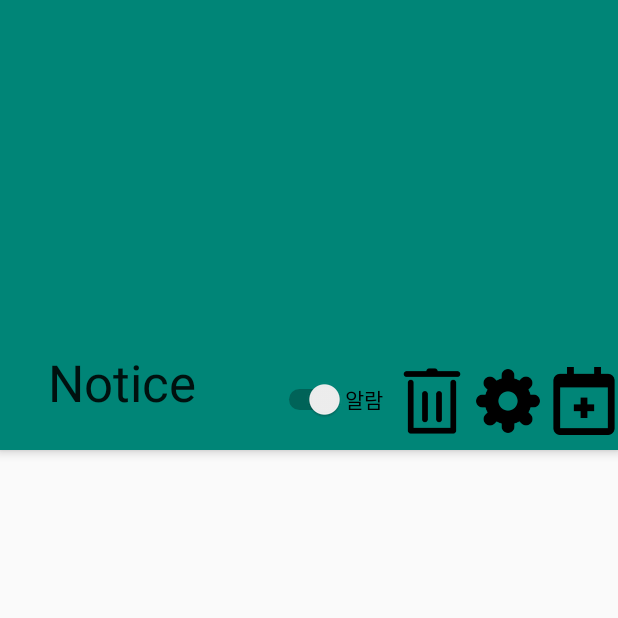
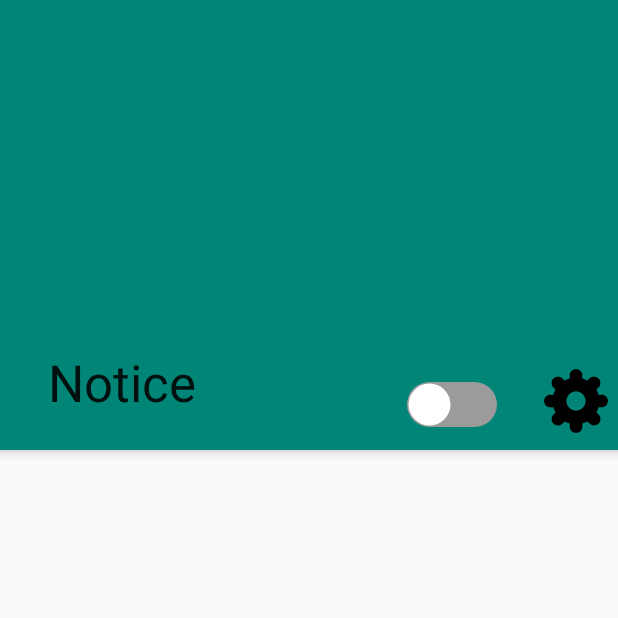
Before and after one commit to Eungu-Kwon/Notice-app, an Android app: the screen it shows after launch (MainActivity), on a phone screen of 412 x 824 dp, the top half of it. Run offline under Robolectric (Android 15) with nearby library versions, the phone set to English and light mode, and no system bars.

Commit message:
(8/19) Add Menu & Modify Main Switch design

```diff
--- a/app/src/main/java/com/eungu/notice/MainActivity.java
+++ b/app/src/main/java/com/eungu/notice/MainActivity.java
@@ -11,10 +11,14 @@ import android.support.v7.app.AppCompatActivity;
 import android.os.Bundle;
 import android.support.v7.widget.LinearLayoutManager;
 import android.support.v7.widget.RecyclerView;
+import android.view.Menu;
+import android.view.MenuInflater;
+import android.view.MenuItem;
 import android.view.View;
 import android.widget.Button;
 import android.widget.CompoundButton;
 import android.widget.ImageButton;
+import android.widget.PopupMenu;
 import android.widget.Switch;
 
 import com.eungu.notice.DBManager.*;
@@ -57,35 +61,10 @@ public class MainActivity extends AppCompatActivity {
     }
 
     void button_setting(){
-        ImageButton add_btn = findViewById(R.id.add_btn);
-        ImageButton delete_btn = findViewById(R.id.l_delete);
+        ImageButton setting_btn = findViewById(R.id.setting_btn);
         final Button delete_done = findViewById(R.id.delete_done_btn);
         delete_done.setVisibility(View.GONE);
 
-        add_btn.setOnClickListener(new View.OnClickListener() {
-            @Override
-            public void onClick(View v) {
-                Intent intent = new Intent(getApplicationContext(), AlarmSettingActivity.class);
-                intent.putExtra("isNew", true);
-                startActivity(intent);
-            }
-        });
-        delete_btn.setOnClickListener(new View.OnClickListener() {
-            @Override
-            public void onClick(View v) {
-                if(!isDeleting) {
-                    delete_done.setVisibility(View.VISIBLE);
-                    isDeleting = true;
-                    listAdapter.setDeleteMode(true);
-                }
-                else{
-                    delete_done.setVisibility(View.GONE);
-                    isDeleting = false;
-                    listAdapter.setDeleteMode(false);
-                }
-                listAdapter.notifyDataSetChanged();
-            }
-        });
         delete_done.setOnClickListener(new View.OnClickListener() {
             @Override
             public void onClick(View v) {
@@ -105,6 +84,43 @@ public class MainActivity extends AppCompatActivity {
                 listAdapter.notifyDataSetChanged();
             }
         });
+        setting_btn.setOnClickListener(new View.OnClickListener() {
+            @Override
+            public void onClick(View v) {
+                PopupMenu popup = new PopupMenu(MainActivity.this, v);
+                MenuInflater inflater = popup.getMenuInflater();
+                Menu menu = popup.getMenu();
+                inflater.inflate(R.menu.popup_menu, menu);
+                popup.setOnMenuItemClickListener(new PopupMenu.OnMenuItemClickListener() {
+                    @Override
+                    public boolean onMenuItemClick(MenuItem item) {
+                        switch (item.getItemId()){
+                            case R.id.m_item_1:
+                                Intent intent = new Intent(getApplicationContext(), AlarmSettingActivity.class);
+                                intent.putExtra("isNew", true);
+                                startActivity(intent);
+                                break;
+                            case R.id.m_item_2:
+                                if(!isDeleting) {
+                                    delete_done.setVisibility(View.VISIBLE);
+                                    isDeleting = true;
+                                    listAdapter.setDeleteMode(true);
+                                }
+                                else{
+                                    delete_done.setVisibility(View.GONE);
+                                    isDeleting = false;
+                                    listAdapter.setDeleteMode(false);
+                                }
+                                listAdapter.notifyDataSetChanged();
+                                break;
+                        }
+                        return false;
+                    }
+                });
+                popup.show();
+            }
+        });
+
     }
 
     void main_sw_init(){
--- /dev/null
+++ b/app/src/main/res/drawable/switch_selector.xml
@@ -0,0 +1,11 @@
+<?xml version="1.0" encoding="utf-8"?>
+<selector xmlns:android="http://schemas.android.com/apk/res/android">
+    <item
+        android:drawable="@drawable/switch_track_off"
+        android:state_checked="false"/>
+
+    <item
+        android:drawable="@drawable/switch_track_on"
+        android:state_checked="true"/>
+
+</selector>
--- /dev/null
+++ b/app/src/main/res/drawable/switch_thumb.xml
@@ -0,0 +1,17 @@
+<?xml version="1.0" encoding="utf-8"?>
+<shape
+    xmlns:android="http://schemas.android.com/apk/res/android"
+    android:shape="oval">
+
+    <size
+        android:width="30dp"
+        android:height="30dp" />
+
+    <solid
+        android:color="#FFFFFF" />
+
+    <stroke
+        android:width="2dp"
+        android:color="@android:color/transparent" />
+
+</shape>
--- /dev/null
+++ b/app/src/main/res/drawable/switch_track_off.xml
@@ -0,0 +1,11 @@
+<?xml version="1.0" encoding="utf-8"?>
+<shape xmlns:android="http://schemas.android.com/apk/res/android"
+    android:shape="rectangle">
+    <corners
+        android:radius="15dp"/>
+    <size
+        android:width="90dp"
+        android:height="10dp"/>
+    <solid
+        android:color="#9b9b9b"/>
+</shape>
--- /dev/null
+++ b/app/src/main/res/drawable/switch_track_on.xml
@@ -0,0 +1,11 @@
+<?xml version="1.0" encoding="utf-8"?>
+<shape xmlns:android="http://schemas.android.com/apk/res/android"
+    android:shape="rectangle">
+    <corners
+        android:radius="15dp"/>
+    <size
+        android:width="90dp"
+        android:height="10dp"/>
+    <solid
+        android:color="#00ccff"/>
+</shape>
--- a/app/src/main/res/layout/activity_main.xml
+++ b/app/src/main/res/layout/activity_main.xml
@@ -26,20 +26,9 @@
 
                 app:title="Notice"></android.support.v7.widget.Toolbar>
 
-            <LinearLayout
+            <RelativeLayout
                 android:layout_width="match_parent"
-                android:layout_height="match_parent"
-                android:orientation="horizontal"
-                android:layoutDirection="rtl">
-
-                <android.support.v7.widget.AppCompatImageButton
-                    android:id="@+id/add_btn"
-                    android:layout_width="45dp"
-                    android:layout_height="45dp"
-                    android:layout_gravity="bottom"
-                    android:layout_marginEnd="5dp"
-                    android:layout_marginBottom="10dp"
-                    android:background="@drawable/add" />
+                android:layout_height="match_parent">
 
                 <android.support.v7.widget.AppCompatImageButton
                     android:id="@+id/setting_btn"
@@ -48,16 +37,9 @@
                     android:layout_gravity="bottom"
                     android:layout_marginEnd="5dp"
                     android:layout_marginBottom="10dp"
-                    android:background="@drawable/setting" />
-
-                <android.support.v7.widget.AppCompatImageButton
-                    android:id="@+id/l_delete"
-                    android:layout_width="45dp"
-                    android:layout_height="45dp"
-                    android:background="@drawable/delete"
-                    android:layout_gravity="bottom"
-                    android:layout_marginBottom="10dp"
-                    android:layout_marginEnd="10dp"/>
+                    android:background="@drawable/setting"
+                    android:layout_alignParentEnd="true"
+                    android:layout_alignParentBottom="true"/>
 
                 <Switch
                     android:id="@+id/main_switch"
@@ -65,10 +47,14 @@
                     android:layout_height="wrap_content"
                     android:layout_gravity="bottom"
                     android:checked="true"
-                    android:layout_marginBottom="10dp"
-                    android:text="알람" />
+                    android:layout_marginBottom="15dp"
+                    android:layout_marginEnd="30dp"
+                    android:layout_toLeftOf="@id/setting_btn"
+                    android:layout_alignParentBottom="true"
+                    android:track="@drawable/switch_selector"
+                    android:thumb="@drawable/switch_thumb" />
 
-            </LinearLayout>
+            </RelativeLayout>
 
         </android.support.design.widget.CollapsingToolbarLayout>
     </android.support.design.widget.AppBarLayout>
--- /dev/null
+++ b/app/src/main/res/menu/popup_menu.xml
@@ -0,0 +1,12 @@
+<?xml version="1.0" encoding="utf-8"?>
+<menu xmlns:android="http://schemas.android.com/apk/res/android">
+    <item android:id="@+id/m_item_1"
+        android:title="추가">
+    </item>
+    <item android:id="@+id/m_item_2"
+        android:title="삭제">
+    </item>
+    <item android:id="@+id/m_item_3"
+        android:title="설정">
+    </item>
+</menu>
```
